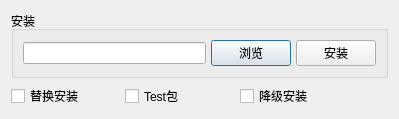
Above: res/layouts/install_apk.ui from kivensolo/PyEasyADB before the change. Below: the same form after it.
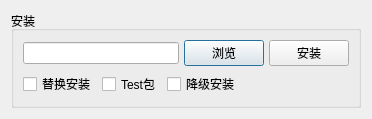
That is the form after the change.

What changed in the file:
```diff
--- a/res/layouts/install_apk.ui
+++ b/res/layouts/install_apk.ui
@@ -6,8 +6,8 @@
    <rect>
     <x>0</x>
     <y>0</y>
-    <width>399</width>
-    <height>92</height>
+    <width>372</width>
+    <height>82</height>
    </rect>
   </property>
   <property name="windowTitle">
@@ -44,11 +44,8 @@
         </item>
        </layout>
       </item>
-     </layout>
-    </widget>
-   </item>
    <item>
-    <layout class="QHBoxLayout" name="horizontalLayout_2" stretch="1,1,1,0">
+       <layout class="QHBoxLayout" name="horizontalLayout_2" stretch="0,0,0,0">
      <item>
       <widget class="QCheckBox" name="checkBox">
        <property name="text">
@@ -84,6 +81,9 @@
       </spacer>
      </item>
     </layout>
+      </item>
+     </layout>
+    </widget>
    </item>
   </layout>
  </widget>
```
Lines whose indentation alone changed are shown as unchanged.
